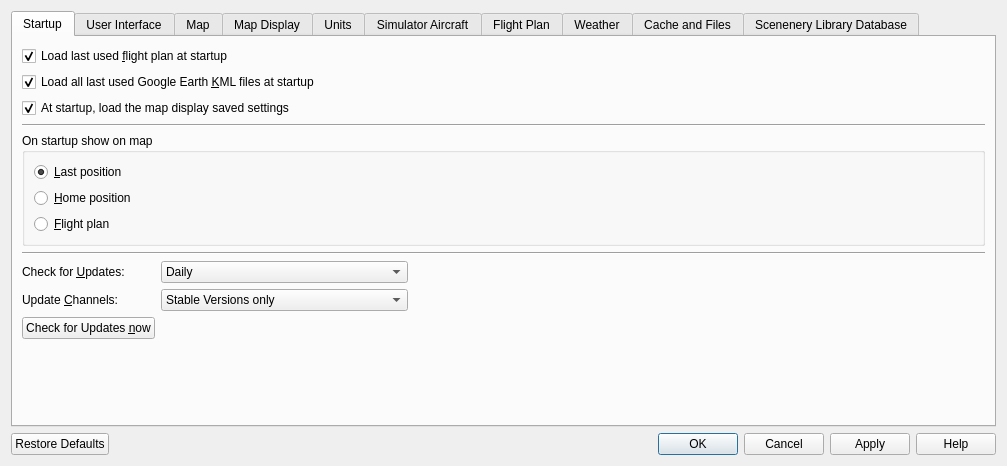
Old version of the form src/options/options.ui in the repository albar965/littlenavmap.
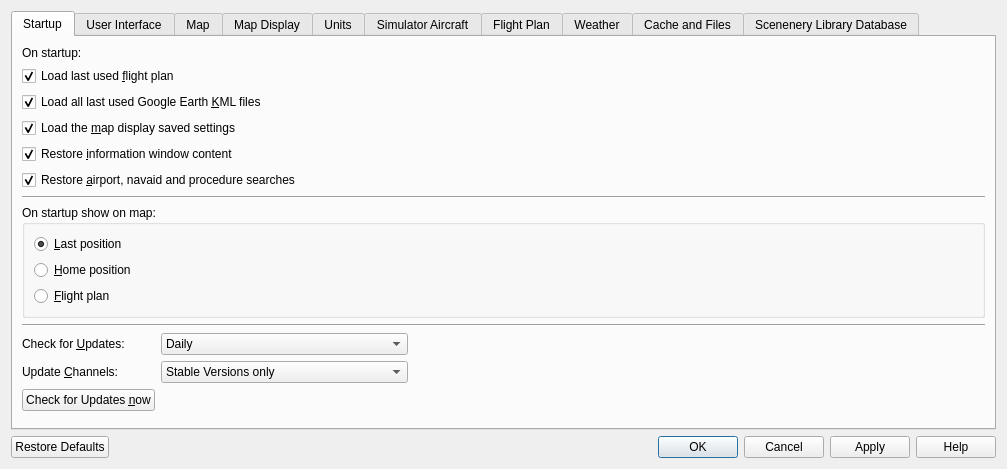
New version of the form.

Commit message: Added options to disable restoring the last search and info content on startup.

What changed in the file:
```diff
--- a/src/options/options.ui
+++ b/src/options/options.ui
@@ -7,7 +7,7 @@
     <x>0</x>
     <y>0</y>
     <width>1007</width>
-    <height>466</height>
+    <height>469</height>
    </rect>
   </property>
   <property name="windowTitle">
@@ -30,92 +30,17 @@
        <string>Startup</string>
       </attribute>
       <layout class="QGridLayout" name="gridLayout">
-       <item row="5" column="0">
-        <widget class="Line" name="line_3">
-         <property name="orientation">
-          <enum>Qt::Horizontal</enum>
-         </property>
-        </widget>
-       </item>
-       <item row="3" column="0">
-        <widget class="Line" name="line_4">
-         <property name="orientation">
-          <enum>Qt::Horizontal</enum>
-         </property>
-        </widget>
-       </item>
-       <item row="4" column="0">
-        <widget class="QGroupBox" name="groupBoxOptionsStartupShowMap">
-         <property name="title">
-          <string>On startup show on map</string>
-         </property>
-         <property name="alignment">
-          <set>Qt::AlignLeading|Qt::AlignLeft|Qt::AlignTop</set>
-         </property>
-         <layout class="QVBoxLayout" name="verticalLayout_3">
-          <item>
-           <widget class="QRadioButton" name="radioButtonOptionsStartupShowLast">
-            <property name="toolTip">
-             <string>Show last used map position on startup.</string>
-            </property>
-            <property name="statusTip">
-             <string/>
-            </property>
-            <property name="text">
-             <string>&amp;Last position</string>
-            </property>
-            <property name="checked">
-             <bool>true</bool>
-            </property>
-           </widget>
-          </item>
-          <item>
-           <widget class="QRadioButton" name="radioButtonOptionsStartupShowHome">
-            <property name="toolTip">
-             <string>Show the map home position after startup.</string>
-            </property>
-            <property name="text">
-             <string>&amp;Home position</string>
-            </property>
-           </widget>
-          </item>
-          <item>
-           <widget class="QRadioButton" name="radioButtonOptionsStartupShowFlightplan">
-            <property name="toolTip">
-             <string>Center the last used flight plan on the map on startup.</string>
-            </property>
-            <property name="statusTip">
-             <string/>
-            </property>
-            <property name="text">
-             <string>&amp;Flight plan</string>
-            </property>
-           </widget>
-          </item>
-         </layout>
-        </widget>
-       </item>
-       <item row="1" column="0">
+       <item row="2" column="0">
         <widget class="QCheckBox" name="checkBoxOptionsStartupLoadKml">
          <property name="text">
-          <string>Load all last used Google Earth &amp;KML files at startup</string>
+          <string>Load all last used Google Earth &amp;KML files</string>
          </property>
          <property name="checked">
           <bool>true</bool>
          </property>
         </widget>
        </item>
-       <item row="0" column="0">
-        <widget class="QCheckBox" name="checkBoxOptionsStartupLoadRoute">
-         <property name="text">
-          <string>Load last used &amp;flight plan at startup</string>
-         </property>
-         <property name="checked">
-          <bool>true</bool>
-         </property>
-        </widget>
-       </item>
-       <item row="6" column="0">
+       <item row="9" column="0">
         <layout class="QGridLayout" name="gridLayout_16">
          <property name="topMargin">
           <number>0</number>
@@ -215,23 +140,58 @@
          </item>
         </layout>
        </item>
-       <item row="2" column="0">
-        <widget class="QCheckBox" name="checkBoxOptionsStartupLoadMapSettings">
-         <property name="toolTip">
-          <string>Load the last used map display settings (airport, VOR, etc.) at startup. Otherwise goes back to default settings on startup.</string>
+       <item row="7" column="0">
+        <widget class="QGroupBox" name="groupBoxOptionsStartupShowMap">
+         <property name="title">
+          <string>On startup show on map:</string>
          </property>
-         <property name="statusTip">
-          <string>Load the last used map display settings (airport, VOR, etc.) at startup. Otherwise goes back to default settings on startup.</string>
+         <property name="alignment">
+          <set>Qt::AlignLeading|Qt::AlignLeft|Qt::AlignTop</set>
          </property>
-         <property name="text">
-          <string>At startup, load the map display saved settings</string>
-         </property>
-         <property name="checked">
-          <bool>true</bool>
-         </property>
+         <layout class="QVBoxLayout" name="verticalLayout_3">
+          <item>
+           <widget class="QRadioButton" name="radioButtonOptionsStartupShowLast">
+            <property name="toolTip">
+             <string>Show last used map position on startup.</string>
+            </property>
+            <property name="statusTip">
+             <string/>
+            </property>
+            <property name="text">
+             <string>&amp;Last position</string>
+            </property>
+            <property name="checked">
+             <bool>true</bool>
+            </property>
+           </widget>
+          </item>
+          <item>
+           <widget class="QRadioButton" name="radioButtonOptionsStartupShowHome">
+            <property name="toolTip">
+             <string>Show the map home position after startup.</string>
+            </property>
+            <property name="text">
+             <string>&amp;Home position</string>
+            </property>
+           </widget>
+          </item>
+          <item>
+           <widget class="QRadioButton" name="radioButtonOptionsStartupShowFlightplan">
+            <property name="toolTip">
+             <string>Center the last used flight plan on the map on startup.</string>
+            </property>
+            <property name="statusTip">
+             <string/>
+            </property>
+            <property name="text">
+             <string>&amp;Flight plan</string>
+            </property>
+           </widget>
+          </item>
+         </layout>
         </widget>
        </item>
-       <item row="7" column="0">
+       <item row="10" column="0">
         <spacer name="verticalSpacer_6">
          <property name="orientation">
           <enum>Qt::Vertical</enum>
@@ -244,6 +204,85 @@
          </property>
         </spacer>
        </item>
+       <item row="3" column="0">
+        <widget class="QCheckBox" name="checkBoxOptionsStartupLoadMapSettings">
+         <property name="toolTip">
+          <string>Load the last used map display settings (airport, VOR, etc.) at startup. Otherwise goes back to default settings on startup.</string>
+         </property>
+         <property name="statusTip">
+          <string>Load the last used map display settings (airport, VOR, etc.) at startup. Otherwise goes back to default settings on startup.</string>
+         </property>
+         <property name="text">
+          <string>Load the &amp;map display saved settings</string>
+         </property>
+         <property name="checked">
+          <bool>true</bool>
+         </property>
+        </widget>
+       </item>
+       <item row="8" column="0">
+        <widget class="Line" name="line_3">
+         <property name="orientation">
+          <enum>Qt::Horizontal</enum>
+         </property>
+        </widget>
+       </item>
+       <item row="4" column="0">
+        <widget class="QCheckBox" name="checkBoxOptionsStartupLoadInfoContent">
+         <property name="toolTip">
+          <string>Restore all information window tabs with airport, navaid and other information</string>
+         </property>
+         <property name="statusTip">
+          <string>Restore all information window tabs with airport, navaid and other information</string>
+         </property>
+         <property name="text">
+          <string>Restore &amp;information window content</string>
+         </property>
+         <property name="checked">
+          <bool>true</bool>
+         </property>
+        </widget>
+       </item>
+       <item row="6" column="0">
+        <widget class="Line" name="line_4">
+         <property name="orientation">
+          <enum>Qt::Horizontal</enum>
+         </property>
+        </widget>
+       </item>
+       <item row="1" column="0">
+        <widget class="QCheckBox" name="checkBoxOptionsStartupLoadRoute">
+         <property name="text">
+          <string>Load last used &amp;flight plan</string>
+         </property>
+         <property name="checked">
+          <bool>true</bool>
+         </property>
+        </widget>
+       </item>
+       <item row="0" column="0">
+        <widget class="QLabel" name="label">
+         <property name="text">
+          <string>On startup:</string>
+         </property>
+        </widget>
+       </item>
+       <item row="5" column="0">
+        <widget class="QCheckBox" name="checkBoxOptionsStartupLoadSearch">
+         <property name="toolTip">
+          <string>Restore the search settings in airport, navaid and procedure search tabs</string>
+         </property>
+         <property name="statusTip">
+          <string>Restore the search settings in airport, navaid and procedure search tabs</string>
+         </property>
+         <property name="text">
+          <string>Restore &amp;airport, navaid and procedure searches</string>
+         </property>
+         <property name="checked">
+          <bool>true</bool>
+         </property>
+        </widget>
+       </item>
       </layout>
      </widget>
      <widget class="QWidget" name="tabOptionsGui">
```
Left out of the diff: 6 changed lines with no effect on the pictures. The commit also changes 4 other files.
